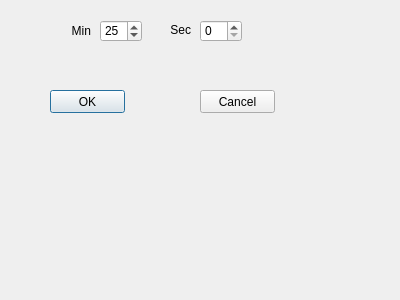
First picture: the form in settingsdialog.ui, repository allanwhledu/miniprogram_for_520, before the edit.
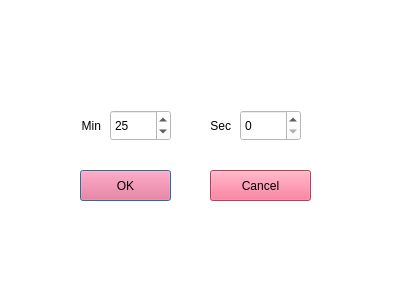
Second picture: the form after the edit.

The edit to the form file:
```diff
--- a/settingsdialog.ui
+++ b/settingsdialog.ui
@@ -11,15 +11,18 @@
    </rect>
   </property>
   <property name="windowTitle">
-   <string>Settings</string>
+   <string>番茄钟设置</string>
+  </property>
+  <property name="styleSheet">
+   <string notr="true">background-color: rgb(255, 255, 255);</string>
   </property>
   <widget class="QLabel" name="label">
    <property name="geometry">
     <rect>
-     <x>70</x>
-     <y>20</y>
-     <width>21</width>
-     <height>21</height>
+     <x>60</x>
+     <y>110</y>
+     <width>41</width>
+     <height>31</height>
     </rect>
    </property>
    <property name="text">
@@ -32,10 +35,10 @@
   <widget class="QLabel" name="label_2">
    <property name="geometry">
     <rect>
-     <x>170</x>
-     <y>20</y>
-     <width>21</width>
-     <height>20</height>
+     <x>190</x>
+     <y>110</y>
+     <width>41</width>
+     <height>31</height>
     </rect>
    </property>
    <property name="text">
@@ -48,12 +51,15 @@
   <widget class="QPushButton" name="pushButton_ok">
    <property name="geometry">
     <rect>
-     <x>50</x>
-     <y>90</y>
-     <width>75</width>
-     <height>23</height>
+     <x>80</x>
+     <y>170</y>
+     <width>91</width>
+     <height>31</height>
     </rect>
    </property>
+   <property name="styleSheet">
+    <string notr="true">background-color: rgb(255, 85, 127);</string>
+   </property>
    <property name="text">
     <string>OK</string>
    </property>
@@ -61,12 +67,15 @@
   <widget class="QPushButton" name="pushButton_cancel">
    <property name="geometry">
     <rect>
-     <x>200</x>
-     <y>90</y>
-     <width>75</width>
-     <height>23</height>
+     <x>210</x>
+     <y>170</y>
+     <width>101</width>
+     <height>31</height>
     </rect>
    </property>
+   <property name="styleSheet">
+    <string notr="true">background-color: rgb(255, 85, 127);</string>
+   </property>
    <property name="text">
     <string>Cancel</string>
    </property>
@@ -74,10 +83,10 @@
   <widget class="QSpinBox" name="spinBox_min">
    <property name="geometry">
     <rect>
-     <x>100</x>
-     <y>20</y>
-     <width>42</width>
-     <height>22</height>
+     <x>110</x>
+     <y>110</y>
+     <width>61</width>
+     <height>31</height>
     </rect>
    </property>
    <property name="maximum">
@@ -90,10 +99,10 @@
   <widget class="QSpinBox" name="spinBox_sec">
    <property name="geometry">
     <rect>
-     <x>200</x>
-     <y>20</y>
-     <width>42</width>
-     <height>22</height>
+     <x>240</x>
+     <y>110</y>
+     <width>61</width>
+     <height>31</height>
     </rect>
    </property>
    <property name="maximum">
```
